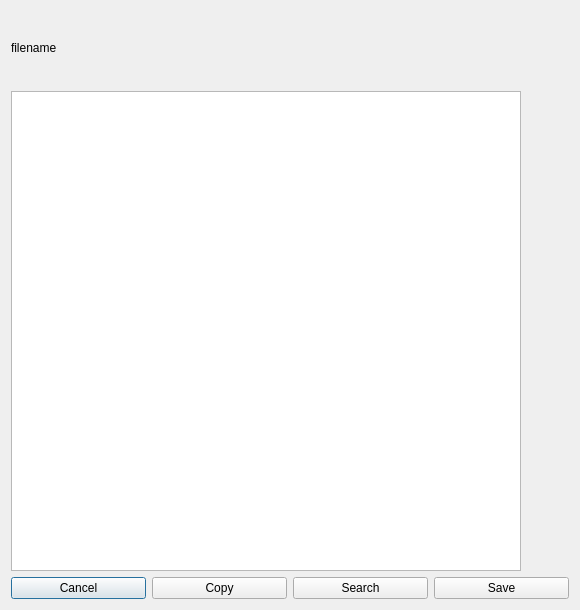
Old version of the form editordialog.ui in the repository Eliminater74/adblink.
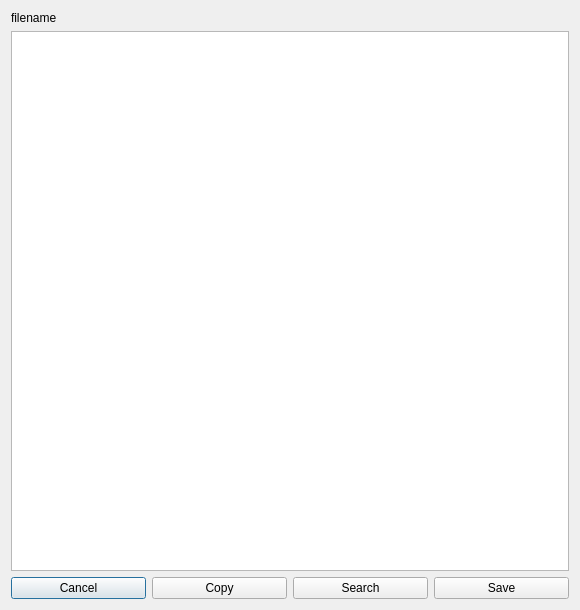
New version of the form.

Commit message: editor dialog resize fixed

```diff
--- a/editordialog.ui
+++ b/editordialog.ui
@@ -12,14 +12,8 @@
   </property>
   <property name="minimumSize">
    <size>
-    <width>580</width>
-    <height>610</height>
-   </size>
-  </property>
-  <property name="maximumSize">
-   <size>
-    <width>580</width>
-    <height>610</height>
+    <width>300</width>
+    <height>200</height>
    </size>
   </property>
   <property name="windowTitle">
@@ -35,16 +29,16 @@
    </item>
    <item>
     <widget class="QTextBrowser" name="editorBrowser">
+     <property name="sizePolicy">
+      <sizepolicy hsizetype="Expanding" vsizetype="Expanding">
+       <horstretch>0</horstretch>
+       <verstretch>0</verstretch>
+      </sizepolicy>
+     </property>
      <property name="minimumSize">
       <size>
-       <width>510</width>
-       <height>480</height>
-      </size>
-     </property>
-     <property name="maximumSize">
-      <size>
-       <width>510</width>
-       <height>480</height>
+       <width>0</width>
+       <height>0</height>
       </size>
      </property>
      <property name="readOnly">
```
Left out of the diff: 12 changed lines with no effect on the pictures.
